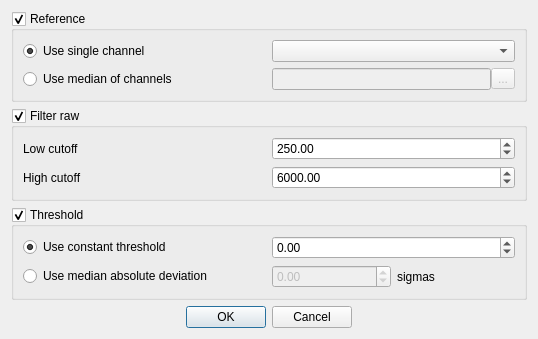
This is UI/ExtractWaveformSettings.ui in HarryWang0210/PySortGUI as Qt 5 draws it before an edit. The edited form follows.
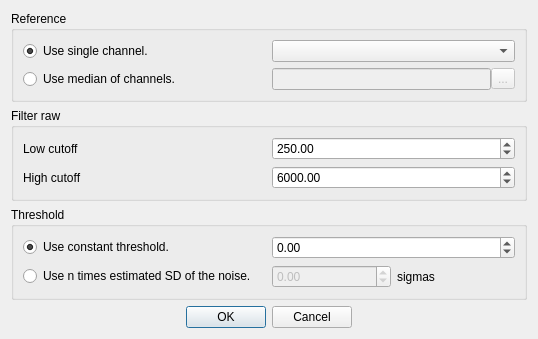
This is the edited form.

Commit message: style: remove checkalbe groupbox, change describe text.

```diff
--- a/UI/ExtractWaveformSettings.ui
+++ b/UI/ExtractWaveformSettings.ui
@@ -23,7 +23,7 @@
       <string>Reference</string>
      </property>
      <property name="checkable">
-      <bool>true</bool>
+      <bool>false</bool>
      </property>
      <layout class="QVBoxLayout" name="verticalLayout_4">
       <item>
@@ -31,7 +31,7 @@
         <item>
          <widget class="QRadioButton" name="channel_ref_radioButton">
           <property name="text">
-           <string>Use single channel</string>
+           <string>Use single channel.</string>
           </property>
           <property name="checked">
            <bool>true</bool>
@@ -48,7 +48,7 @@
         <item>
          <widget class="QRadioButton" name="median_ref_radioButton">
           <property name="text">
-           <string>Use median of channels</string>
+           <string>Use median of channels.</string>
           </property>
          </widget>
         </item>
@@ -99,7 +99,7 @@
       <string>Filter raw</string>
      </property>
      <property name="checkable">
-      <bool>true</bool>
+      <bool>false</bool>
      </property>
      <layout class="QVBoxLayout" name="verticalLayout_2">
       <item>
@@ -153,7 +153,7 @@
       <string>Threshold</string>
      </property>
      <property name="checkable">
-      <bool>true</bool>
+      <bool>false</bool>
      </property>
      <layout class="QVBoxLayout" name="verticalLayout_3">
       <item>
@@ -161,7 +161,7 @@
         <item>
          <widget class="QRadioButton" name="const_thr_radioButton">
           <property name="text">
-           <string>Use constant threshold</string>
+           <string>Use constant threshold.</string>
           </property>
           <property name="checked">
            <bool>true</bool>
@@ -185,7 +185,7 @@
         <item>
          <widget class="QRadioButton" name="mad_thr_radioButton">
           <property name="text">
-           <string>Use median absolute deviation</string>
+           <string>Use n times estimated SD of the noise.</string>
           </property>
          </widget>
         </item>
```
The commit also changes 1 other file.
